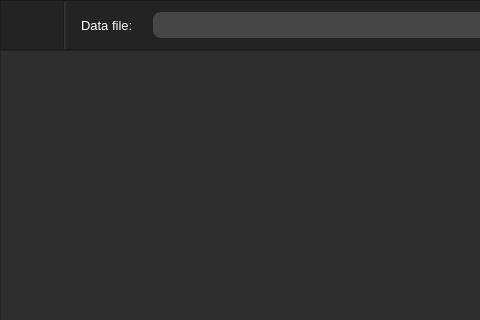
First picture: the form in ui/mainWindow.ui, repository kornelHub/BackTesting-App, before the edit; both pictures show x 0 to 480 and y 0 to 320 of the 1200 by 700 pixel window.
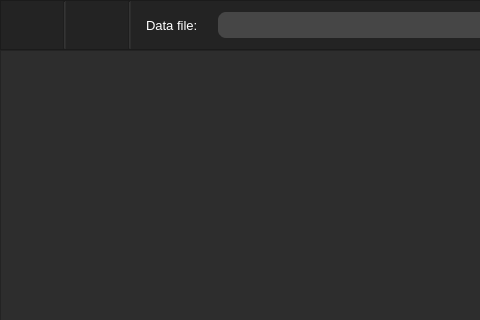
Second picture: the form after the edit. Custom widgets are drawn as their Qt base class.

Commit message: add save_button on mainWindow.ui and connect logic to it

The edit to the form file:
```diff
--- a/ui/mainWindow.ui
+++ b/ui/mainWindow.ui
@@ -147,6 +147,27 @@
             </property>
            </widget>
           </item>
+          <item>
+           <widget class="QPushButton" name="save_button">
+            <property name="styleSheet">
+             <string notr="true">background-color: rgb(35,35,35);
+border: 0px sold;</string>
+            </property>
+            <property name="text">
+             <string/>
+            </property>
+           </widget>
+          </item>
+          <item>
+           <widget class="Line" name="line_3">
+            <property name="styleSheet">
+             <string notr="true">background-color: rgb(45,45,45);</string>
+            </property>
+            <property name="orientation">
+             <enum>Qt::Vertical</enum>
+            </property>
+           </widget>
+          </item>
           <item>
            <widget class="QLabel" name="data_lael">
             <property name="sizePolicy">
```
The commit also changes 4 other files.
